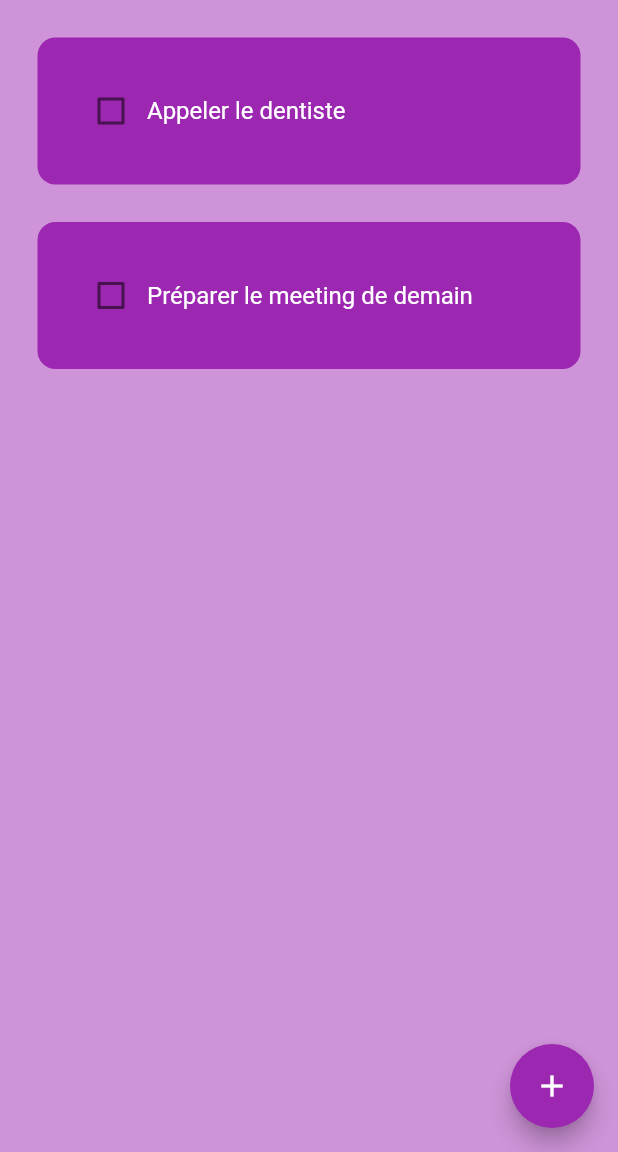
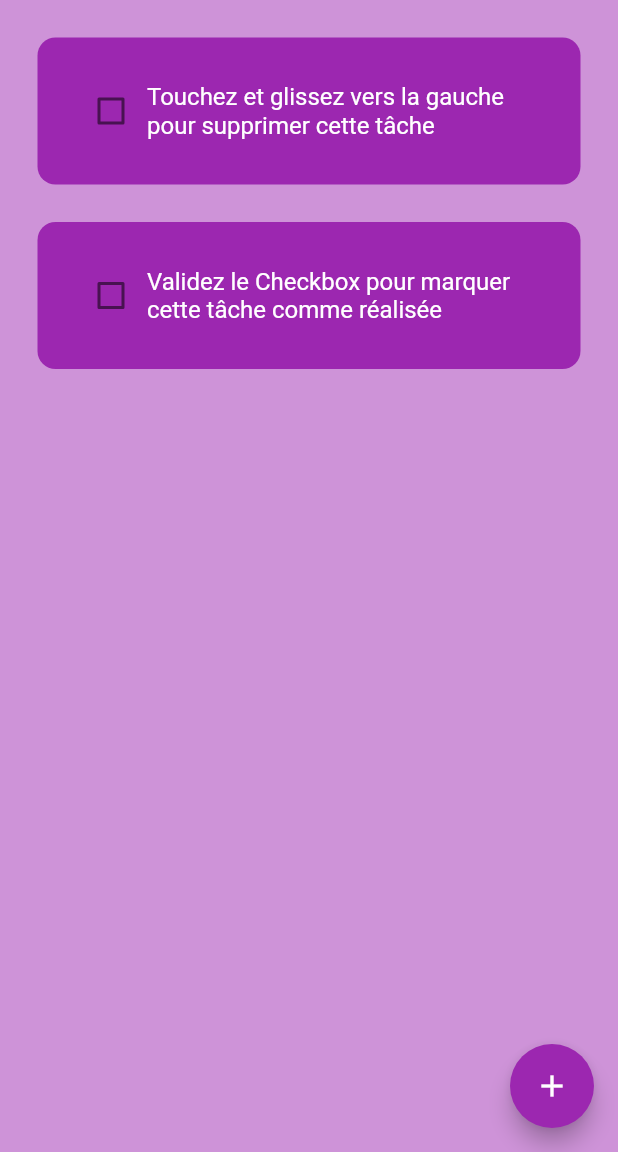
Before and after one commit to Rodrix237/todo_app, a Flutter app: the screen it shows after launch, on a phone screen of 412 x 824 dp, the part 84-1236 px from its top. Run offline on Flutter 3.47's test engine with Material 2 defaults, Android fonts, the phone set to English and light mode, and no system bars; drawn by our look-alikes of flutter_slidable; our stand-ins replace hive_flutter; accounts and stored records are empty.

Commit message:
Help user with description task

```diff
--- a/lib/data/database.dart
+++ b/lib/data/database.dart
@@ -10,8 +10,8 @@ class TaskDataBase {
   //Si c'est la 1ere fois d'ouvrir l'application
   void createInitialData() {
     taskList = [
-      ["Appeler le dentiste", false],
-      ["Préparer le meeting de demain", false],
+      ["Touchez et glissez vers la gauche pour supprimer cette tâche", false],
+      ["Validez le Checkbox pour marquer cette tâche comme réalisée", false],
     ];
   }
 
```
